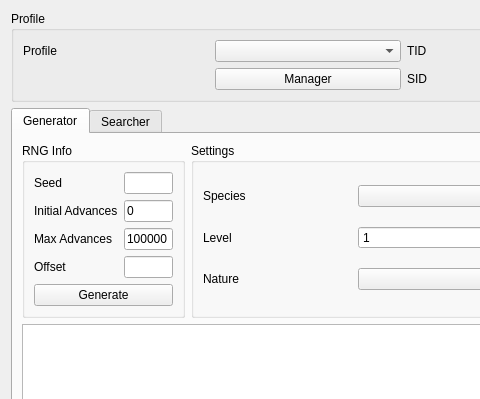
First picture: the form in Form/Gen4/Event4.ui, repository Admiral-Fish/PokeFinder, before the edit; both pictures show x 0 to 480 and y 0 to 399 of the 1200 by 700 pixel window.
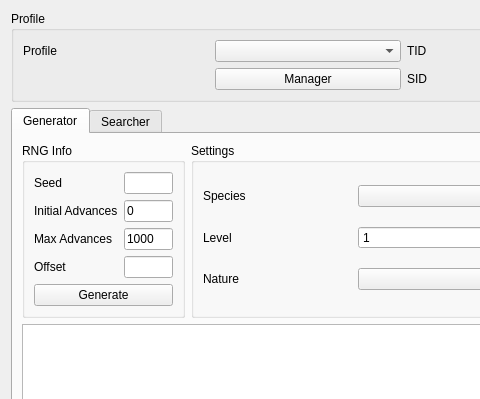
Second picture: the form after the edit. Custom widgets are drawn as their Qt base class.

```diff
--- a/Form/Gen4/Event4.ui
+++ b/Form/Gen4/Event4.ui
@@ -142,7 +142,7 @@
           <item row="2" column="1">
            <widget class="TextBox" name="textBoxGeneratorMaxAdvances">
             <property name="text">
-             <string notr="true">100000</string>
+             <string notr="true">1000</string>
             </property>
            </widget>
           </item>
```
